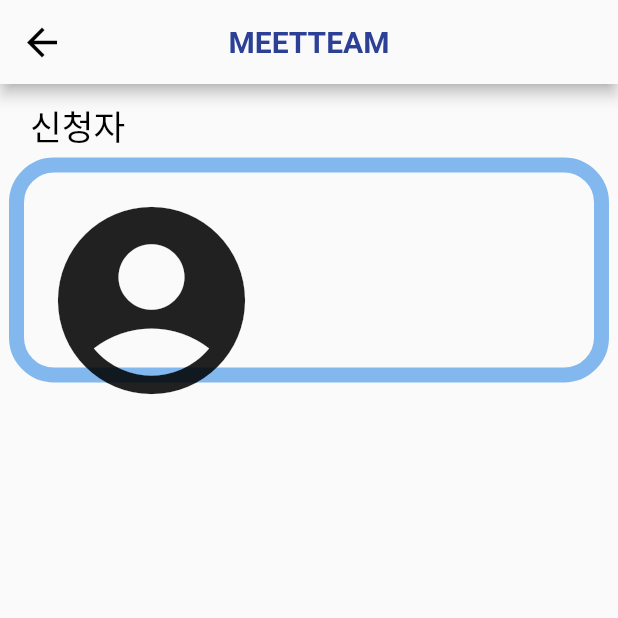
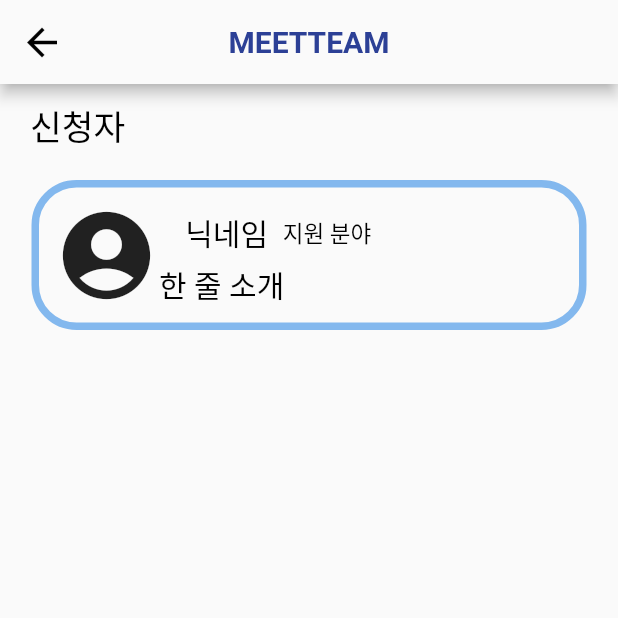
Before and after one commit to computerteam9/MEETEAM, a Flutter app: the UserList screen opened directly, on a phone screen of 412 x 824 dp, the top half of it. Run offline on Flutter 3.47's test engine with Material 2 defaults, Android fonts, the phone set to English and light mode, and no system bars.

Commit message:
추가 : 상자 내부 구현

```diff
--- a/lib/UserListPage.dart
+++ b/lib/UserListPage.dart
@@ -24,17 +24,46 @@ class UserList extends StatelessWidget {
 
           //각 신청자별 상자
           Container(
-            margin: const EdgeInsets.all(5),
+            margin: const EdgeInsets.only(top: 20),
             padding: const EdgeInsets.all(10),
-            height: 150,
-            width: 400,
+            height: 100,
+            width: 370,
             decoration: BoxDecoration(
                 borderRadius: BorderRadius.circular(30),
-                border: Border.all(color: color3, width: 10)),
+                border: Border.all(color: color3, width: 5)),
             //상자 내부 구현(이미지, column(row1개(닉네임, 지원 분야),한 줄 소개), 왕관 이미지)
             child: Row(
               children: <Widget>[
-                Icon(Icons.account_circle, size: 150),
+                //프로필 사진
+                Icon(Icons.account_circle, size: 70),
+                //글 부분
+                Column(
+                  children: <Widget>[
+                    Row(children: <Widget>[
+                      //닉네임
+                      Container(
+                          margin: EdgeInsets.only(top: 5),
+                          width: 60,
+                          child: Text("닉네임",
+                              textAlign: TextAlign.left,
+                              style: TextStyle(color: color2, fontSize: 20))),
+                      //지원 분야
+                      Container(
+                          margin: EdgeInsets.only(top: 5, left: 5),
+                          width: 100,
+                          child: Text("지원 분야",
+                              textAlign: TextAlign.left,
+                              style: TextStyle(color: color2, fontSize: 15)))
+                    ]),
+                    // 한 줄 소개 부분
+                    Container(
+                        margin: EdgeInsets.only(top: 5),
+                        width: 200,
+                        child: Text("한 줄 소개",
+                            textAlign: TextAlign.left,
+                            style: TextStyle(color: color2, fontSize: 20)))
+                  ],
+                ),
               ],
             ),
           ),
```
